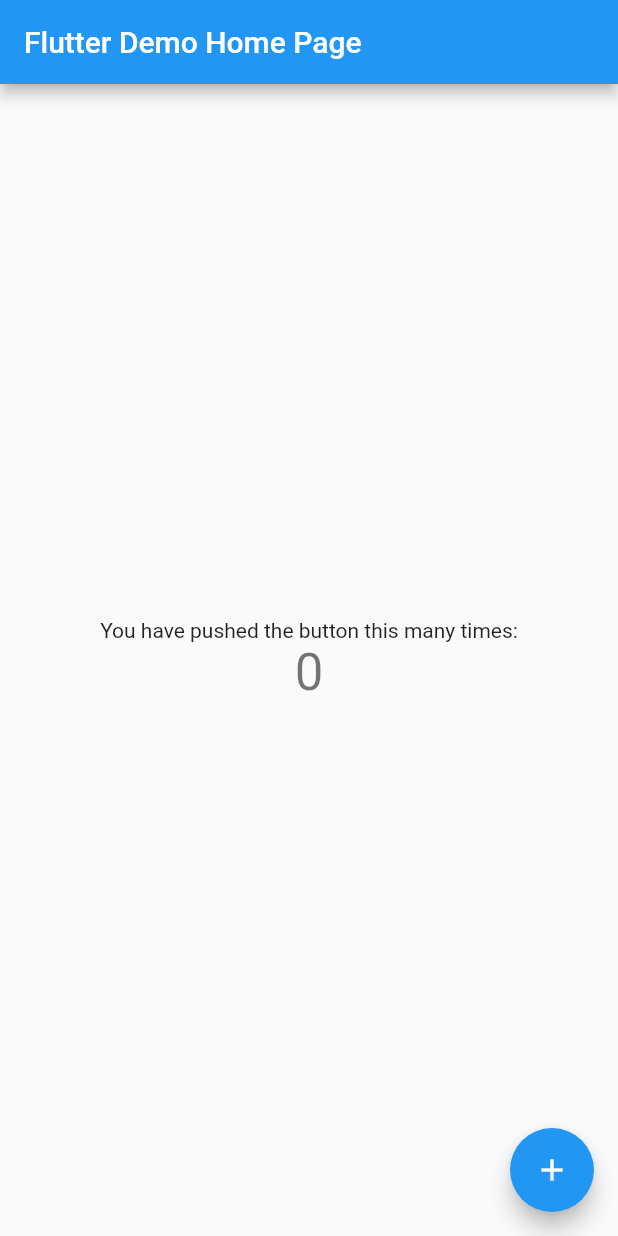
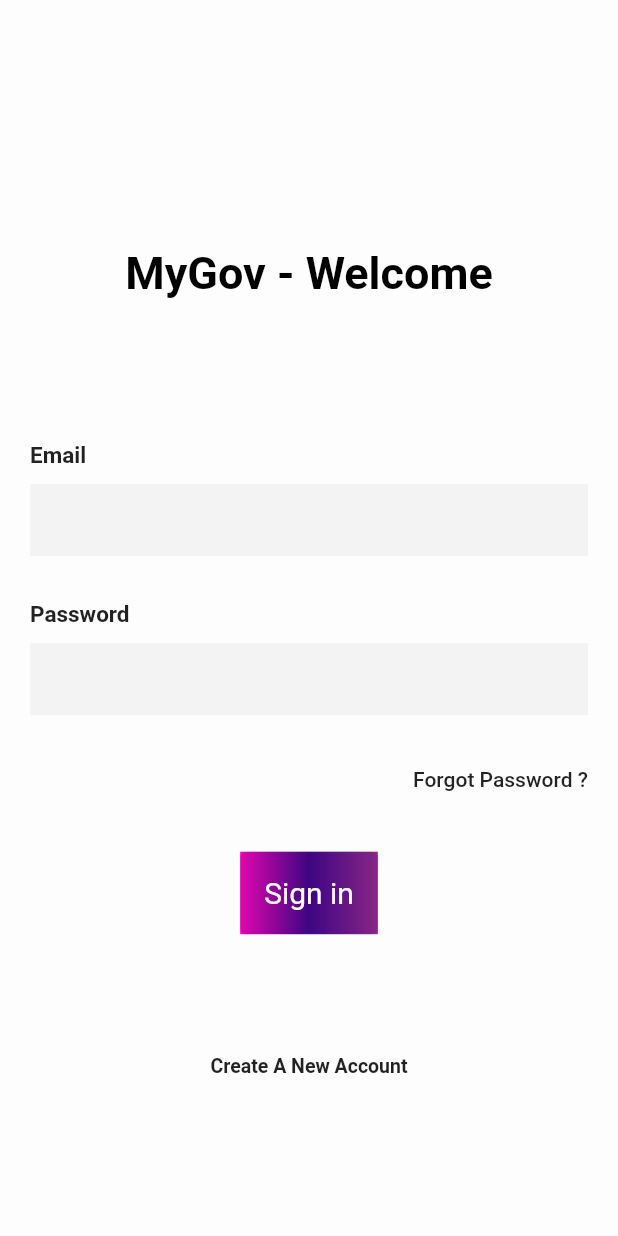
Before and after one commit to GHamza-Dev/my-gov-app, a Flutter app: the screen it shows after launch, on a phone screen of 412 x 824 dp. Run offline on Flutter 3.47's test engine with Material 2 defaults, Android fonts, the phone set to English and light mode, and no system bars.

Commit message:
Generate app apk

```diff
--- /dev/null
+++ b/lib/login.dart
@@ -0,0 +1,198 @@
+import 'package:flutter/material.dart';
+import 'transactions.dart';
+
+class SignIn extends StatefulWidget {
+  const SignIn({Key? key, this.title}) : super(key: key);
+
+  final String? title;
+
+  @override
+  _SignInState createState() => _SignInState();
+}
+
+class _SignInState extends State<SignIn> {
+  TextEditingController emailController = new TextEditingController();
+  TextEditingController passController = new TextEditingController();
+
+  Widget _entryEmailField(String title) {
+    return Container(
+      margin: EdgeInsets.symmetric(vertical: 10),
+      child: Column(
+        crossAxisAlignment: CrossAxisAlignment.start,
+        children: <Widget>[
+          Text(
+            title,
+            style: TextStyle(fontWeight: FontWeight.bold, fontSize: 15),
+          ),
+          SizedBox(
+            height: 10,
+          ),
+          TextField(
+              controller: emailController,
+              decoration: InputDecoration(
+                  border: InputBorder.none,
+                  fillColor: Color(0xfff3f3f4),
+                  filled: true))
+        ],
+      ),
+    );
+  }
+
+  Widget _entryPasswordField(String title, {bool isPassword = false}) {
+    return Container(
+      margin: EdgeInsets.symmetric(vertical: 20),
+      child: Column(
+        crossAxisAlignment: CrossAxisAlignment.start,
+        children: <Widget>[
+          Text(
+            title,
+            style: TextStyle(fontWeight: FontWeight.bold, fontSize: 15),
+          ),
+          SizedBox(
+            height: 10,
+          ),
+          //name textfield
+          Container(
+            child: TextField(
+              controller: passController,
+              obscureText: isPassword,
+              decoration: InputDecoration(
+                  border: InputBorder.none,
+                  fillColor: Color(0xfff3f3f4),
+                  filled: true),
+            ),
+          ),
+        ],
+      ),
+    );
+  }
+
+  Widget _submitButton() {
+    return Center(
+      child: Stack(
+        children: <Widget>[
+          Positioned.fill(
+            child: Container(
+              decoration: const BoxDecoration(
+                gradient: LinearGradient(
+                  colors: <Color>[
+                    Color.fromARGB(255, 255, 8, 198),
+                    Color.fromARGB(255, 70, 6, 149),
+                    Color.fromARGB(255, 155, 43, 152),
+                  ],
+                ),
+              ),
+            ),
+          ),
+          TextButton(
+              style: TextButton.styleFrom(
+                  padding: const EdgeInsets.all(16.0),
+                  primary: Colors.white,
+                  backgroundColor: Colors.black12,
+                  textStyle: const TextStyle(fontSize: 20)),
+              onPressed: () {
+                print(emailController);
+                print(passController);
+
+                if (emailController.text == "admin@gmail.com" &&
+                    passController.text == "admin") {
+                  //Or put here your next screen using Navigator.push() method
+                  Navigator.push(
+                      context,
+                      MaterialPageRoute(
+                          builder: (context) => const TransactionsPage()));
+
+                  print('login success');
+                } else {
+                  print('error login');
+                }
+              },
+              child: const Text('Sign in')),
+        ],
+      ),
+    );
+  }
+
+  Widget _createAccountLabel() {
+    return InkWell(
+      child: Container(
+        margin: EdgeInsets.symmetric(vertical: 20),
+        padding: EdgeInsets.all(15),
+        alignment: Alignment.bottomCenter,
+        child: Row(
+          mainAxisAlignment: MainAxisAlignment.center,
+          children: <Widget>[
+            Text(
+              'Create A New Account',
+              style: TextStyle(fontSize: 13, fontWeight: FontWeight.w600),
+            ),
+          ],
+        ),
+      ),
+    );
+  }
+
+  Widget _title() {
+    return RichText(
+      textAlign: TextAlign.center,
+      text: const TextSpan(
+          text: 'MyGov - Welcome\n',
+          style: TextStyle(
+            fontSize: 30,
+            fontWeight: FontWeight.w700,
+            color: Colors.black,
+          )
+      ),
+    );
+  }
+
+  Widget _emailPasswordWidget() {
+    return Column(
+      children: <Widget>[
+        _entryEmailField("Email"),
+        _entryPasswordField("Password", isPassword: true),
+      ],
+    );
+  }
+
+  @override
+  Widget build(BuildContext context) {
+    final height = MediaQuery.of(context).size.height;
+    return Scaffold(
+        body: Container(
+          color: Colors.white54,
+          height: height,
+          child: Stack(
+            children: <Widget>[
+              Container(
+                padding: EdgeInsets.symmetric(horizontal: 20),
+                child: SingleChildScrollView(
+                  child: Column(
+                    crossAxisAlignment: CrossAxisAlignment.center,
+                    mainAxisAlignment: MainAxisAlignment.center,
+                    children: <Widget>[
+                      SizedBox(height: height * .2),
+                      _title(),
+                      SizedBox(height: 50),
+                      _emailPasswordWidget(),
+                      SizedBox(height: 5),
+                      Container(
+                        padding: EdgeInsets.symmetric(vertical: 10),
+                        alignment: Alignment.centerRight,
+                        child: Text('Forgot Password ?',
+                            style: TextStyle(
+                                fontSize: 14, fontWeight: FontWeight.w500)),
+                      ),
+                      SizedBox(height: 30),
+                      _submitButton(),
+                      SizedBox(height: height * .055),
+                      _createAccountLabel(),
+                    ],
+                  ),
+                ),
+              ),
+            ],
+          ),
+        ));
+  }
+}
--- a/lib/main.dart
+++ b/lib/main.dart
@@ -1,115 +1,18 @@
+
+
+import 'package:flutter/cupertino.dart';
 import 'package:flutter/material.dart';
+import 'package:my_gov/login.dart';
 
-void main() {
-  runApp(const MyApp());
-}
+void main()=>runApp(const MyApp());
 
 class MyApp extends StatelessWidget {
   const MyApp({super.key});
 
-  // This widget is the root of your application.
   @override
   Widget build(BuildContext context) {
-    return MaterialApp(
-      title: 'Flutter Demo',
-      theme: ThemeData(
-        // This is the theme of your application.
-        //
-        // Try running your application with "flutter run". You'll see the
-        // application has a blue toolbar. Then, without quitting the app, try
-        // changing the primarySwatch below to Colors.green and then invoke
-        // "hot reload" (press "r" in the console where you ran "flutter run",
-        // or simply save your changes to "hot reload" in a Flutter IDE).
-        // Notice that the counter didn't reset back to zero; the application
-        // is not restarted.
-        primarySwatch: Colors.blue,
-      ),
-      home: const MyHomePage(title: 'Flutter Demo Home Page'),
+    return const MaterialApp(
+      home: SignIn(),
     );
   }
 }
-
-class MyHomePage extends StatefulWidget {
-  const MyHomePage({super.key, required this.title});
-
-  // This widget is the home page of your application. It is stateful, meaning
-  // that it has a State object (defined below) that contains fields that affect
-  // how it looks.
-
-  // This class is the configuration for the state. It holds the values (in this
-  // case the title) provided by the parent (in this case the App widget) and
-  // used by the build method of the State. Fields in a Widget subclass are
-  // always marked "final".
-
-  final String title;
-
-  @override
-  State<MyHomePage> createState() => _MyHomePageState();
-}
-
-class _MyHomePageState extends State<MyHomePage> {
-  int _counter = 0;
-
-  void _incrementCounter() {
-    setState(() {
-      // This call to setState tells the Flutter framework that something has
-      // changed in this State, which causes it to rerun the build method below
-      // so that the display can reflect the updated values. If we changed
-      // _counter without calling setState(), then the build method would not be
-      // called again, and so nothing would appear to happen.
-      _counter++;
-    });
-  }
-
-  @override
-  Widget build(BuildContext context) {
-    // This method is rerun every time setState is called, for instance as done
-    // by the _incrementCounter method above.
-    //
-    // The Flutter framework has been optimized to make rerunning build methods
-    // fast, so that you can just rebuild anything that needs updating rather
-    // than having to individually change instances of widgets.
-    return Scaffold(
-      appBar: AppBar(
-        // Here we take the value from the MyHomePage object that was created by
-        // the App.build method, and use it to set our appbar title.
-        title: Text(widget.title),
-      ),
-      body: Center(
-        // Center is a layout widget. It takes a single child and positions it
-        // in the middle of the parent.
-        child: Column(
-          // Column is also a layout widget. It takes a list of children and
-          // arranges them vertically. By default, it sizes itself to fit its
-          // children horizontally, and tries to be as tall as its parent.
-          //
-          // Invoke "debug painting" (press "p" in the console, choose the
-          // "Toggle Debug Paint" action from the Flutter Inspector in Android
-          // Studio, or the "Toggle Debug Paint" command in Visual Studio Code)
-          // to see the wireframe for each widget.
-          //
-          // Column has various properties to control how it sizes itself and
-          // how it positions its children. Here we use mainAxisAlignment to
-          // center the children vertically; the main axis here is the vertical
-          // axis because Columns are vertical (the cross axis would be
-          // horizontal).
-          mainAxisAlignment: MainAxisAlignment.center,
-          children: <Widget>[
-            const Text(
-              'You have pushed the button this many times:',
-            ),
-            Text(
-              '$_counter',
-              style: Theme.of(context).textTheme.headlineMedium,
-            ),
-          ],
-        ),
-      ),
-      floatingActionButton: FloatingActionButton(
-        onPressed: _incrementCounter,
-        tooltip: 'Increment',
-        child: const Icon(Icons.add),
-      ), // This trailing comma makes auto-formatting nicer for build methods.
-    );
-  }
-}
--- a/pubspec.yaml
+++ b/pubspec.yaml
@@ -35,6 +35,7 @@
   # The following adds the Cupertino Icons font to your application.
   # Use with the CupertinoIcons class for iOS style icons.
   cupertino_icons: ^1.0.2
+  http: ^0.13.5
 
 dev_dependencies:
   flutter_test:
```
Also changed, not shown: lib/transactions.dart (added, +81 -0 lines), pubspec.lock, 1 other file.
